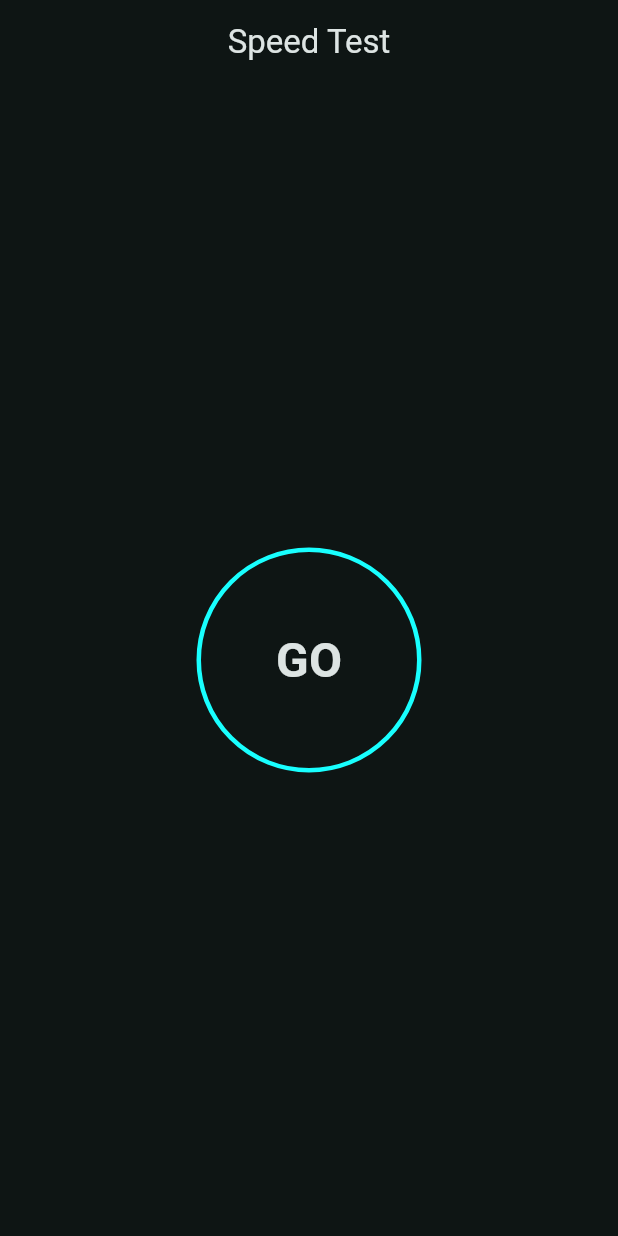
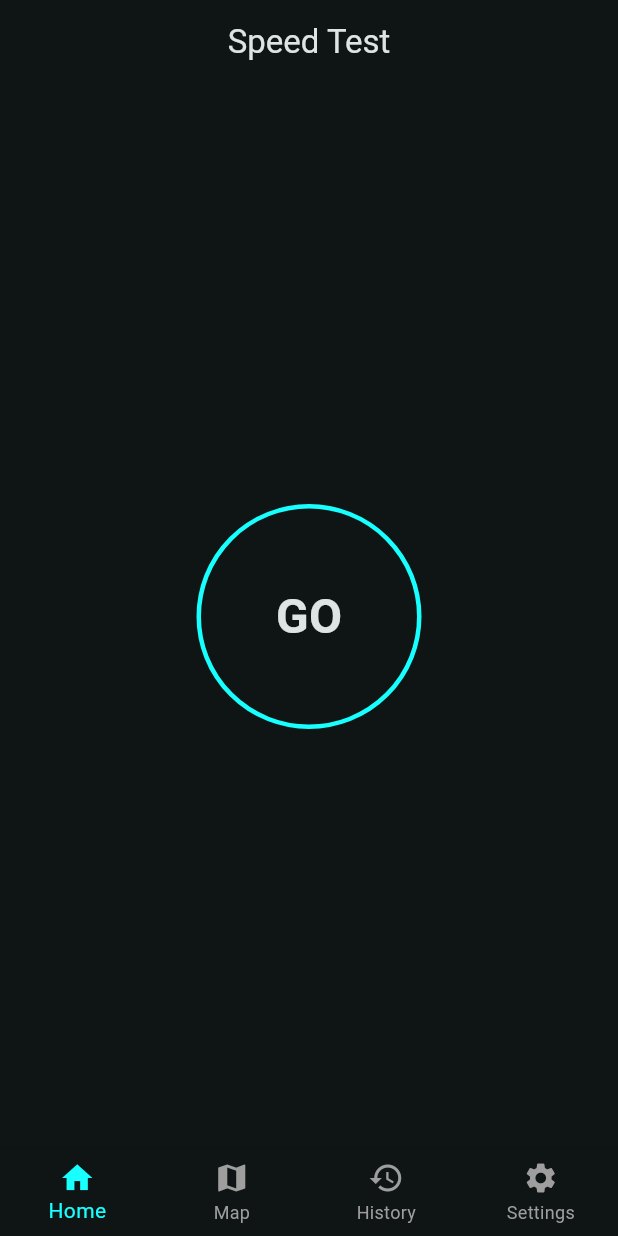
Before and after one commit to Aboubakarishaga/speedy, a Flutter app: the screen it shows after launch, on a phone screen of 412 x 824 dp. Run offline on Flutter 3.47's test engine with Material 3 defaults, Android fonts, the phone set to English and light mode, and no system bars; our stand-ins replace permission_handler, share_plus, sqflite, syncfusion_flutter_gauges; accounts and stored records are empty.

```diff
--- a/lib/main.dart
+++ b/lib/main.dart
@@ -1,6 +1,8 @@
 import 'package:flutter/material.dart';
+import 'package:speedy/screens/setting_screen.dart';
 import 'screens/speed_test_screen.dart';
-
+import 'screens/history_screen.dart';
+import 'screens/map_screen.dart';
 void main() {
   runApp(const MyApp());
 }
@@ -21,7 +23,63 @@ class MyApp extends StatelessWidget {
         appBarTheme: AppBarTheme(centerTitle: true),
         useMaterial3: true,
       ),
-      home: SpeedTestScreen(),
+      home: MainScreen(),
     );
   }
 }
+
+class MainScreen extends StatefulWidget {
+  const MainScreen({super.key});
+
+  @override
+  State<MainScreen> createState() => _MainScreenState();
+}
+
+class _MainScreenState extends State<MainScreen> {
+  int _currentIndex = 0;
+
+  final List<Widget> _screens = [
+    SpeedTestScreen(),
+    MapScreen(),
+    HistoryScreen(),
+    SettingsScreen(),
+  ];
+
+  @override
+  Widget build(BuildContext context) {
+    return Scaffold(
+      body: _screens[_currentIndex],
+      bottomNavigationBar: BottomNavigationBar(
+        type: BottomNavigationBarType.fixed,
+        currentIndex: _currentIndex,
+        onTap: (index) {
+          setState(() {
+            _currentIndex = index;
+          });
+        },
+        selectedItemColor: Colors.cyanAccent,
+        unselectedItemColor: Colors.grey,
+        backgroundColor: Theme.of(context).scaffoldBackgroundColor,
+        elevation: 8,
+        items: const [
+          BottomNavigationBarItem(
+            icon: Icon(Icons.home),
+            label: 'Home',
+          ),
+          BottomNavigationBarItem(
+            icon: Icon(Icons.map),
+            label: 'Map',
+          ),
+          BottomNavigationBarItem(
+            icon: Icon(Icons.history),
+            label: 'History',
+          ),
+          BottomNavigationBarItem(
+            icon: Icon(Icons.settings),
+            label: 'Settings',
+          ),
+        ],
+      ),
+    );
+  }
+}
--- a/lib/screens/speed_test_screen.dart
+++ b/lib/screens/speed_test_screen.dart
@@ -10,6 +10,7 @@ import '../widgets/result_widget.dart';
 import '../widgets/run_test_widget.dart';
 import '../widgets/space_widget.dart';
 import '../widgets/speed_gauge_widget.dart';
+import '../services/database_service.dart';
 
 class SpeedTestScreen extends StatefulWidget {
   const SpeedTestScreen({super.key});
@@ -20,6 +21,7 @@ class SpeedTestScreen extends StatefulWidget {
 
 class _SpeedTestScreenState extends State<SpeedTestScreen> {
   final PageController pageController = PageController();
+  final DatabaseService _databaseService = DatabaseService();
 
   double _downloadRate = 0;
   double _uploadRate = 0;
@@ -33,7 +35,7 @@ class _SpeedTestScreenState extends State<SpeedTestScreen> {
   bool _isServerSelectionInProgress = false;
   bool _runTest = false;
   bool _runTestIsComplete = false;
-  int _currentTestPhase = 0; // 0: download, 1: upload, 2: ping, 3: latency
+  int _currentTestPhase = 0;
 
   String? _ip;
   String _unit = "Mbps";
@@ -48,7 +50,10 @@ class _SpeedTestScreenState extends State<SpeedTestScreen> {
   @override
   Widget build(BuildContext context) {
     return Scaffold(
-      appBar: AppBar(title: Text("Speed Test")),
+      appBar: AppBar(
+        title: Text("Speed Test"),
+        automaticallyImplyLeading: false, // Retirer le bouton retour
+      ),
       body: !_runTest
           ? RunTestWidget(
         onTap: () {
@@ -212,6 +217,7 @@ class _SpeedTestScreenState extends State<SpeedTestScreen> {
     );
   }
 
+  // Le reste du code reste identique...
   Future<void> startTest() async {
     WidgetsBinding.instance.addPostFrameCallback((_) async {
       setState(() {
@@ -221,23 +227,15 @@ class _SpeedTestScreenState extends State<SpeedTestScreen> {
       });
 
       try {
-        // Sélection du serveur
         await _selectServer();
 
         setState(() {
           _isServerSelectionInProgress = false;
         });
 
-        // Test de download
         await _testDownload();
-
-        // Test d'upload
         await _testUpload();
-
-        // Test de ping
         await _testPing();
-
-        // Test de latence
         await _testLatency();
 
         setState(() {
@@ -247,6 +245,16 @@ class _SpeedTestScreenState extends State<SpeedTestScreen> {
           _finalPing = _ping;
           _finalLatency = _latency;
         });
+
+        await _databaseService.insertSpeedTest(
+          downloadSpeed: _finalDownloadRate,
+          uploadSpeed: _finalUploadRate,
+          ping: _finalPing,
+          latency: _finalLatency,
+          ipAddress: _ip,
+          serverUrl: _serverUrl,
+          unit: _unit,
+        );
       } catch (e) {
         print('Erreur lors du test: $e');
         reset();
@@ -256,20 +264,15 @@ class _SpeedTestScreenState extends State<SpeedTestScreen> {
 
   Future<void> _selectServer() async {
     try {
-      // Obtenir l'IP publique
       final ipResponse = await http.get(Uri.parse('https://api.ipify.org?format=json'));
       if (ipResponse.statusCode == 200) {
         final ipData = json.decode(ipResponse.body);
         _ip = ipData['ip'];
       }
-
-      // Utiliser un serveur de test public
       _serverUrl = 'https://speed.cloudflare.com';
-
       await Future.delayed(Duration(seconds: 1));
     } catch (e) {
       print('Erreur sélection serveur: $e');
-      // Utiliser un serveur de test public
       _serverUrl = 'https://speed.cloudflare.com';
     }
   }
@@ -279,7 +282,6 @@ class _SpeedTestScreenState extends State<SpeedTestScreen> {
       _currentTestPhase = 0;
     });
 
-    // Vérifier si le PageController est attaché avant de l'utiliser
     if (pageController.hasClients) {
       pageController.animateToPage(0, duration: Duration(milliseconds: 300), curve: Curves.easeIn);
     }
@@ -288,8 +290,7 @@ class _SpeedTestScreenState extends State<SpeedTestScreen> {
     final testDuration = Duration(seconds: 10);
 
     try {
-      // Simulation d'un test de download avec un fichier de test
-      final testFileUrl = 'https://speed.cloudflare.com/__down?bytes=1000000'; // 1MB
+      final testFileUrl = 'https://speed.cloudflare.com/__down?bytes=1000000';
 
       while (stopwatch.elapsed < testDuration) {
         final startTime = DateTime.now();
@@ -297,21 +298,20 @@ class _SpeedTestScreenState extends State<SpeedTestScreen> {
         try {
           final response = await http.get(
             Uri.parse(testFileUrl),
-            headers: {'Range': 'bytes=0-1048576'}, // 1MB chunk
+            headers: {'Range': 'bytes=0-1048576'},
           ).timeout(Duration(seconds: 2));
 
           if (response.statusCode == 206 || response.statusCode == 200) {
             final endTime = DateTime.now();
             final duration = endTime.difference(startTime).inMilliseconds;
             final bytes = response.bodyBytes.length;
-            final speed = (bytes * 8) / (duration / 1000) / 1000000; // Mbps
+            final speed = (bytes * 8) / (duration / 1000) / 1000000;
 
             setState(() {
               _downloadRate = double.parse(speed.toStringAsFixed(2));
             });
           }
         } catch (e) {
-          // Simulation de vitesse en cas d'erreur
           final simulatedSpeed = 20 + Random().nextDouble() * 80;
           setState(() {
             _downloadRate = double.parse(simulatedSpeed.toStringAsFixed(2));
@@ -330,7 +330,6 @@ class _SpeedTestScreenState extends State<SpeedTestScreen> {
       _currentTestPhase = 1;
     });
 
-    // Vérifier si le PageController est attaché avant de l'utiliser
     if (pageController.hasClients) {
       pageController.animateToPage(1, duration: Duration(milliseconds: 300), curve: Curves.easeIn);
     }
@@ -340,8 +339,7 @@ class _SpeedTestScreenState extends State<SpeedTestScreen> {
 
     try {
       while (stopwatch.elapsed < testDuration) {
-        // Simulation d'upload - générer des données aléatoires
-        final data = List.generate(1024 * 100, (index) => Random().nextInt(256)); // 100KB
+        final data = List.generate(1024 * 100, (index) => Random().nextInt(256));
 
         try {
           final startTime = DateTime.now();
@@ -355,14 +353,13 @@ class _SpeedTestScreenState extends State<SpeedTestScreen> {
             final endTime = DateTime.now();
             final duration = endTime.difference(startTime).inMilliseconds;
             final bytes = data.length;
-            final speed = (bytes * 8) / (duration / 1000) / 1000000; // Mbps
+            final speed = (bytes * 8) / (duration / 1000) / 1000000;
 
             setState(() {
               _uploadRate = double.parse(speed.toStringAsFixed(2));
             });
           }
         } catch (e) {
-          // Simulation de vitesse en cas d'erreur
           final simulatedSpeed = 10 + Random().nextDouble() * 50;
           setState(() {
             _uploadRate = double.parse(simulatedSpeed.toStringAsFixed(2));
@@ -381,7 +378,6 @@ class _SpeedTestScreenState extends State<SpeedTestScreen> {
       _currentTestPhase = 2;
     });
 
-    // Vérifier si le PageController est attaché avant de l'utiliser
     if (pageController.hasClients) {
       pageController.animateToPage(2, duration: Duration(milliseconds: 300), curve: Curves.easeIn);
     }
@@ -405,7 +401,6 @@ class _SpeedTestScreenState extends State<SpeedTestScreen> {
             });
           }
         } catch (e) {
-          // Simulation en cas d'erreur
           final simulatedPing = 20 + Random().nextDouble() * 100;
           pings.add(simulatedPing);
           setState(() {
@@ -416,7 +411,6 @@ class _SpeedTestScreenState extends State<SpeedTestScreen> {
         await Future.delayed(Duration(milliseconds: 300));
       }
 
-      // Calculer la moyenne des pings
       if (pings.isNotEmpty) {
         final averagePing = pings.reduce((a, b) => a + b) / pings.length;
         setState(() {
@@ -433,7 +427,6 @@ class _SpeedTestScreenState extends State<SpeedTestScreen> {
       _currentTestPhase = 3;
     });
 
-    // Vérifier si le PageController est attaché avant de l'utiliser
     if (pageController.hasClients) {
       pageController.animateToPage(3, duration: Duration(milliseconds: 300), curve: Curves.easeIn);
     }
@@ -457,7 +450,6 @@ class _SpeedTestScreenState extends State<SpeedTestScreen> {
             _latency = double.parse(latency.toStringAsFixed(1));
           });
         } catch (e) {
-          // Simulation en cas d'erreur
           final simulatedLatency = 15 + Random().nextDouble() * 80;
           latencies.add(simulatedLatency);
           setState(() {
@@ -468,7 +460,6 @@ class _SpeedTestScreenState extends State<SpeedTestScreen> {
         await Future.delayed(Duration(milliseconds: 300));
       }
 
-      // Calculer la moyenne des latences
       if (latencies.isNotEmpty) {
         final averageLatency = latencies.reduce((a, b) => a + b) / latencies.length;
         setState(() {
```
Also changed, not shown: pubspec.yaml (+6 -1 lines), pubspec.lock.
